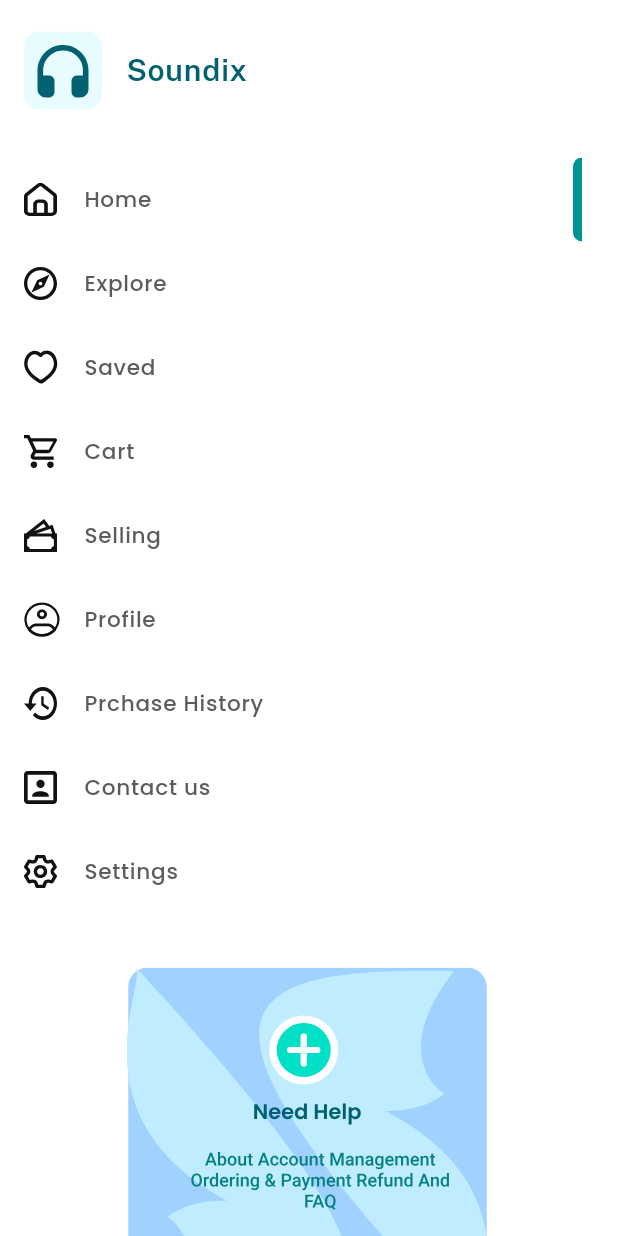
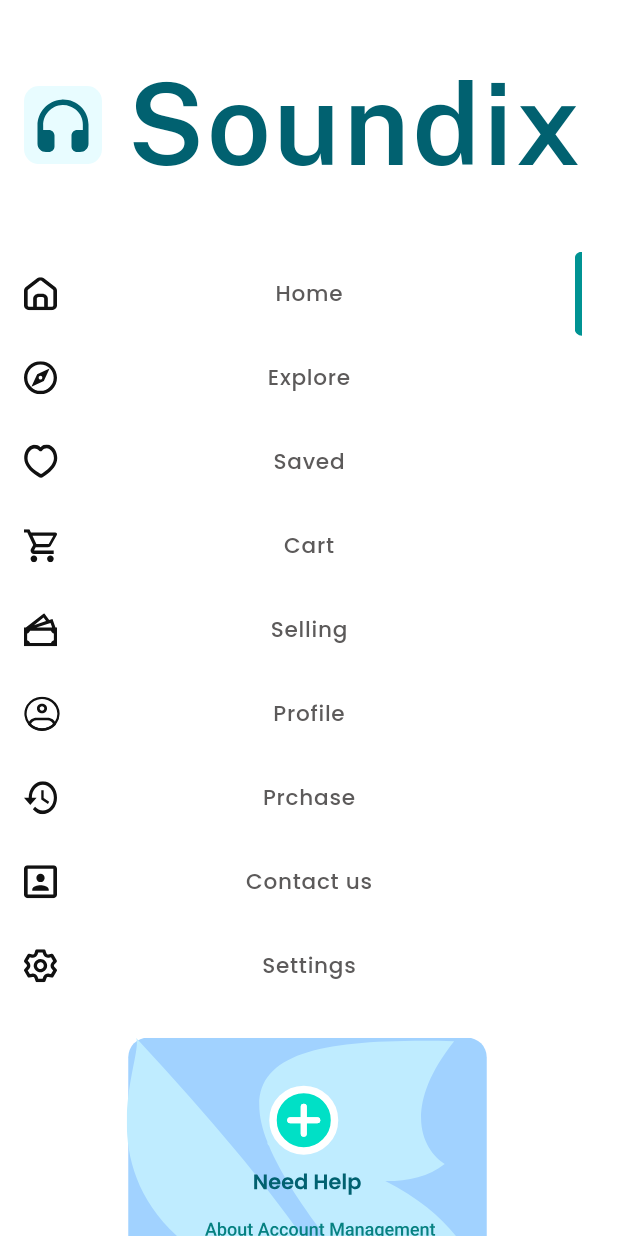
Before and after one commit to karim242/Responsive-e-commerce-website, a Flutter app: the CustomDrawer widget shown alone on an empty page, opened directly, on a phone screen of 412 x 824 dp. Run offline on Flutter 3.47's test engine with Material 3 defaults, Android fonts, the phone set to English and light mode, and no system bars; our stand-ins replace flutter_svg.

Commit message:
make desktop responsive

```diff
--- a/lib/widgets/adaptive_layout.dart
+++ b/lib/widgets/adaptive_layout.dart
@@ -13,7 +13,7 @@ class AdaptiveLayout extends StatelessWidget {
       builder: (BuildContext context, BoxConstraints constraints) {
         if (constraints.maxWidth < 800) {
           return mobileLayout(context);
-        } else if (constraints.maxWidth <  1200){
+        } else if (constraints.maxWidth <  1230){
           return tabletLayout(context);
         } else {
           return desketopLayout(context);
--- a/lib/widgets/custom_drawer.dart
+++ b/lib/widgets/custom_drawer.dart
@@ -27,13 +27,13 @@ class CustomDrawer extends StatelessWidget {
             ),
             const SliverToBoxAdapter(
               child: SizedBox(
-                height: 30,
+                height: 20,
               ),
             ),
             const CustomDrawerListView(),
             const SliverToBoxAdapter(
               child: SizedBox(
-                height: 36,
+                height: 20,
               ),
             ),
             SliverToBoxAdapter(
--- a/lib/widgets/custom_drawer_items_listview.dart
+++ b/lib/widgets/custom_drawer_items_listview.dart
@@ -20,8 +20,7 @@ class _CustomDrawerListViewState extends State<CustomDrawerListView> {
     DrawerItemsModel(title: "Cart", image: Assets.imagesCart),
     DrawerItemsModel(title: "Selling", image: Assets.imagesSelling),
     DrawerItemsModel(title: "Profile", image: Assets.imagesProfile),
-    DrawerItemsModel(
-        title: "Prchase History", image: Assets.imagesPrchaseHistory),
+    DrawerItemsModel(title: "Prchase", image: Assets.imagesPrchaseHistory),
     DrawerItemsModel(title: "Contact us", image: Assets.imagesContactus),
     DrawerItemsModel(title: "Settings", image: Assets.imagesSetting),
   ];
--- a/lib/widgets/custom_drawer_list_tile.dart
+++ b/lib/widgets/custom_drawer_list_tile.dart
@@ -10,15 +10,19 @@ class CustomDrawerListTile extends StatelessWidget {
   final bool isActive;
   @override
   Widget build(BuildContext context) {
-    return ListTile(
+    return Flexible(
+      child: ListTile(
         leading: SvgPicture.asset(item.image),
-      title: Text(item.title, style: AppStyles.styleMediumPo18(context)),
+        title: FittedBox(
+          fit: BoxFit.scaleDown,
+          child: Text(item.title, style: AppStyles.styleMediumPo18(context))),
         trailing: AnimatedCrossFade(
           firstChild: const IsActive(),
           secondChild: const SizedBox(),
           crossFadeState:
               isActive ? CrossFadeState.showFirst : CrossFadeState.showSecond,
           duration: const Duration(milliseconds: 500),
+        ),
       ),
     );
   }
@@ -39,7 +43,7 @@ class IsActive extends StatelessWidget {
           bottomLeft: Radius.circular(12),
         ),
       ),
-      width: 6,
+      width: 5,
     );
   }
 }
--- a/lib/widgets/desketop_layout.dart
+++ b/lib/widgets/desketop_layout.dart
@@ -10,12 +10,12 @@ class DesketopLayout extends StatelessWidget {
   Widget build(BuildContext context) {
     return const Row(
       children: [
-        Expanded(child: CustomDrawer()),
+        Expanded(flex: 1, child: CustomDrawer()),
         SizedBox(
-          width: 24,
+          width: 20,
         ),
         Expanded(
-          flex: 5,
+          flex: 7,
           child: CustomScrollView(slivers: [
             SliverFillRemaining(hasScrollBody: false, child: HeadPhoneBody()),
           ]),
--- a/lib/widgets/drawer_header.dart
+++ b/lib/widgets/drawer_header.dart
@@ -1,8 +1,8 @@
-
 import 'package:flutter/material.dart';
 import 'package:flutter_svg/flutter_svg.dart';
 import 'package:responsive_e_commerce_website/utils/app_styles.dart';
 import 'package:responsive_e_commerce_website/utils/assets.dart';
+
 class CustomDrawerHeader extends StatelessWidget {
   const CustomDrawerHeader({
     super.key,
@@ -11,8 +11,9 @@ class CustomDrawerHeader extends StatelessWidget {
   @override
   Widget build(BuildContext context) {
     return ListTile(
-        leading: SvgPicture.asset(Assets.imagesSoundix),
-        title:
-            Text("Soundix", style: AppStyles.styleBoldPublic25(context)));
+        leading: FittedBox(child: SvgPicture.asset(Assets.imagesSoundix)),
+        title: FittedBox(
+            child:
+                Text("Soundix", style: AppStyles.styleBoldPublic25(context))));
   }
 }
```
Also changed, not shown: lib/widgets/headphone_body.dart (+14 -8 lines), lib/widgets/headphone_row.dart (+8 -20 lines), lib/widgets/summer_headphone_card.dart (+7 -1 lines). Lines whose indentation alone changed are shown as unchanged.
